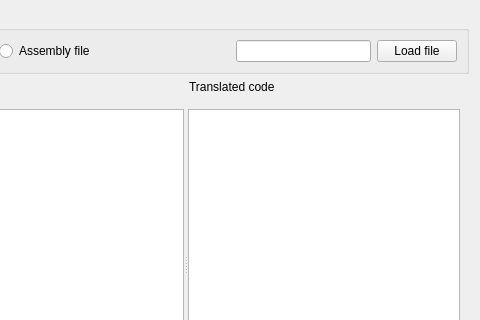
This is src/programfiletab.ui in mortbopet/Ripes as Qt 5 draws it before an edit; both pictures show x 108 to 588 and y 0 to 320 of the 588 by 439 pixel window. The edited form follows.
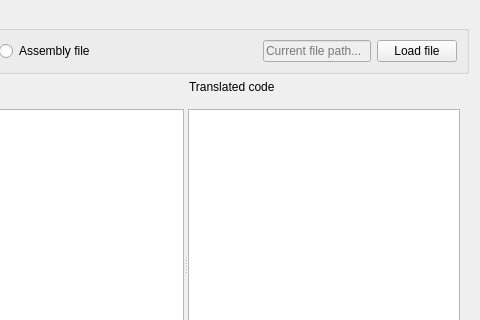
This is the edited form. Custom widgets are drawn as their Qt base class.

Patch:
```diff
--- a/src/programfiletab.ui
+++ b/src/programfiletab.ui
@@ -55,7 +55,20 @@
            </spacer>
           </item>
           <item>
-           <widget class="QLineEdit" name="lineEdit"/>
+           <widget class="QLineEdit" name="lineEdit">
+            <property name="enabled">
+             <bool>false</bool>
+            </property>
+            <property name="sizePolicy">
+             <sizepolicy hsizetype="Preferred" vsizetype="Fixed">
+              <horstretch>0</horstretch>
+              <verstretch>0</verstretch>
+             </sizepolicy>
+            </property>
+            <property name="placeholderText">
+             <string>Current file path...</string>
+            </property>
+           </widget>
           </item>
           <item>
            <widget class="QPushButton" name="pushButton">
```
